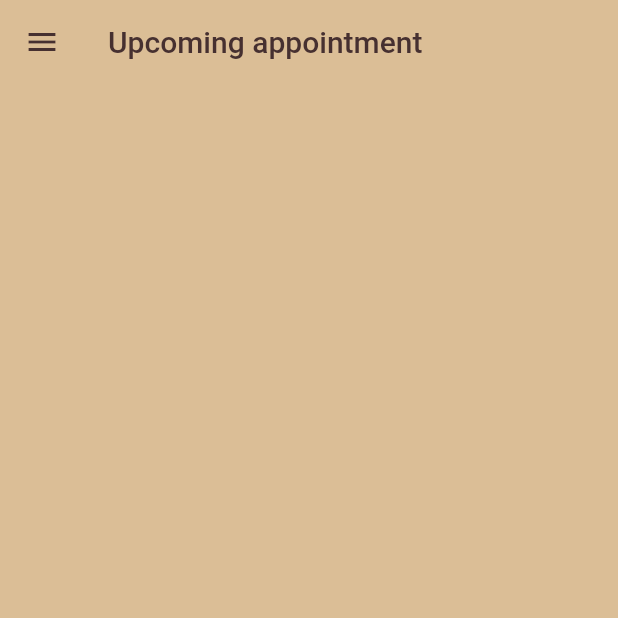
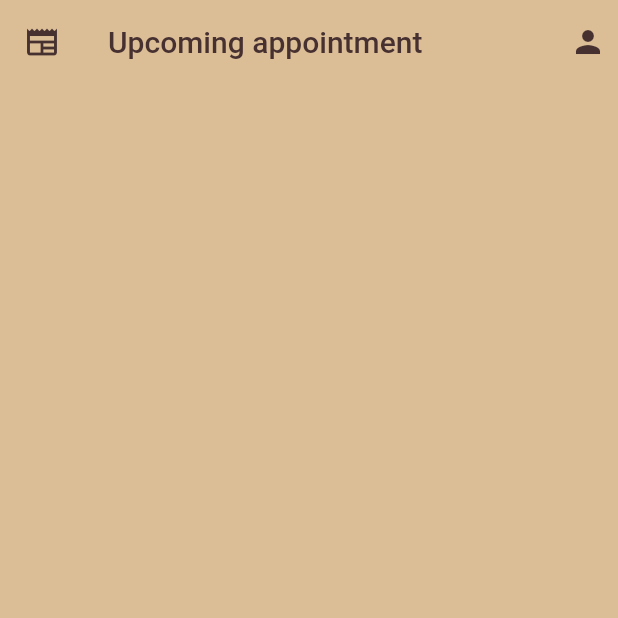
Before and after one commit to PatrickMisti/AlpinFreunde, a Flutter app: the screen it shows after launch, on a phone screen of 412 x 824 dp, the top half of it. Run offline on Flutter 3.47's test engine with Material 2 defaults, Android fonts, the phone set to English and light mode, and no system bars; drawn by our look-alikes of curved_navigation_bar; our stand-ins replace get_it, pin_code_fields, reactive_forms, rxdart, stacked; missing offline and left inert: catcher; generated files the repository leaves out were written again.

Commit message:
remove bottomnavi from all components add homescreen for appointments and news add bottomNavi to overview

```diff
--- a/alpin_frontend/lib/components/base_model.dart
+++ b/alpin_frontend/lib/components/base_model.dart
@@ -22,7 +22,7 @@ class BaseModel extends BaseViewModel with DisposableState {
     if (index == naviIndex) return;
 
     naviIndex = index;
-    Navigator.of(context).pushNamed(Config.bottomNaviConfig[index].value);
+    // Navigator.of(context).pushNamed(Config.bottomNaviConfig[index].value);
     setState();
   }
 
--- /dev/null
+++ b/alpin_frontend/lib/components/home_screen/home_screen_view.dart
@@ -0,0 +1,29 @@
+import 'package:alpin_frontend/services/language-provider/translation-service.dart';
+import 'package:flutter/material.dart';
+
+class HomeScreenView extends StatelessWidget {
+  const HomeScreenView({Key? key}) : super(key: key);
+
+  @override
+  Widget build(BuildContext context) {
+    return CustomScrollView(
+      slivers: [
+        SliverAppBar(
+          title: Text(translation(context).appointments),
+          leading: const Icon(Icons.newspaper),
+          actions: [
+            Container(
+              margin: EdgeInsets.all(8),
+              child: Icon(Icons.person),
+            )
+          ],
+        ),
+        SliverGrid(
+            gridDelegate: SliverGridDelegateWithMaxCrossAxisExtent(
+                maxCrossAxisExtent: 200),
+
+            delegate: SliverChildBuilderDelegate((context, index) => null),)
+      ],
+    );
+  }
+}
--- a/alpin_frontend/lib/components/overview/overview_model.dart
+++ b/alpin_frontend/lib/components/overview/overview_model.dart
@@ -1,10 +1,10 @@
-
 import 'package:alpin_frontend/components/base_model.dart';
+import 'package:alpin_frontend/config.dart';
 import 'package:flutter/widgets.dart';
 
 class OverviewModel extends BaseModel {
+  final List<Widget> screens = Config.overlayScreens;
+  OverviewModel(BuildContext _context) : super(_context) {}
 
-  OverviewModel(BuildContext _context):super(_context) {
 
-  }
 }
--- a/alpin_frontend/lib/components/overview/overview_view.dart
+++ b/alpin_frontend/lib/components/overview/overview_view.dart
@@ -2,8 +2,6 @@
 import 'package:alpin_frontend/components/overview/overview_model.dart';
 import 'package:alpin_frontend/config.dart';
 import 'package:alpin_frontend/model/widget/navigation_widget.dart';
-import 'package:alpin_frontend/routing.dart';
-import 'package:alpin_frontend/services/language-provider/translation-service.dart';
 import 'package:flutter/material.dart';
 import 'package:stacked/stacked.dart';
 
@@ -16,16 +14,7 @@ class OverviewView extends StatelessWidget {
         viewModelBuilder: () => OverviewModel(context),
         builder: (context, model, child) {
           return Scaffold(
-            drawer: DrawerWidget(
-                content: Config.drawerConfig(context),
-                actualRoute: RouterGenerator.overviewView),
-            appBar: AppBar(
-              title: Text(translation(context).appointments),
-            ),
-            body: CustomScrollView(
-              scrollDirection: Axis.vertical,
-              slivers: [],
-            ),
+            body: model.screens[model.naviIndex],
             bottomNavigationBar: BottomNavigationWidget(
               index: model.naviIndex,
               content: Config.bottomNaviConfig,
--- a/alpin_frontend/lib/components/settings/settings_view.dart
+++ b/alpin_frontend/lib/components/settings/settings_view.dart
@@ -80,11 +80,6 @@ class SettingsView extends StatelessWidget {
                 ],
               ),
             ),
-            bottomNavigationBar: BottomNavigationWidget(
-              index: model.naviIndex,
-              content: Config.bottomNaviConfig,
-              onTapFunc: model.changeIndexNavi,
-            ),
           );
         },
       );
--- a/alpin_frontend/lib/components/spendBeer/spend_beer_view.dart
+++ b/alpin_frontend/lib/components/spendBeer/spend_beer_view.dart
@@ -25,6 +25,7 @@ class SpendBeerView extends StatelessWidget {
               title: Text(translation(context).spendBeer),
             ),
             body: Column(
+              mainAxisAlignment: MainAxisAlignment.center,
               children: [
                 Container(
                   alignment: Alignment.center,
@@ -90,11 +91,6 @@ class SpendBeerView extends StatelessWidget {
                 )
               ],
             ),
-            bottomNavigationBar: BottomNavigationWidget(
-              index: model.naviIndex,
-              content: Config.bottomNaviConfig,
-              onTapFunc: model.changeIndexNavi,
-            ),
           );
         },
       );
--- a/alpin_frontend/lib/components/suggestion/suggestion_view.dart
+++ b/alpin_frontend/lib/components/suggestion/suggestion_view.dart
@@ -44,11 +44,6 @@ class SuggestionView extends StatelessWidget {
               ),
               replacement: const Center(child: CircularProgressIndicator()),
             ),
-            bottomNavigationBar: BottomNavigationWidget(
-              index: model.naviIndex,
-              content: Config.bottomNaviConfig,
-              onTapFunc: model.changeIndexNavi,
-            ),
           );
         },
       );
--- a/alpin_frontend/lib/config.dart
+++ b/alpin_frontend/lib/config.dart
@@ -1,3 +1,7 @@
+import 'package:alpin_frontend/components/home_screen/home_screen_view.dart';
+import 'package:alpin_frontend/components/settings/settings_view.dart';
+import 'package:alpin_frontend/components/spendBeer/spend_beer_view.dart';
+import 'package:alpin_frontend/components/suggestion/suggestion_view.dart';
 import 'package:alpin_frontend/routing.dart';
 import 'package:alpin_frontend/services/language-provider/translation-service.dart';
 import 'package:flutter/material.dart';
@@ -24,10 +28,18 @@ class Config {
       ];
 
   static List<MapEntry<IconData, String>> get bottomNaviConfig => [
-    MapEntry(Icons.home, RouterGenerator.overviewView),
+    MapEntry(Icons.home, ''),
     MapEntry(Icons.tour, RouterGenerator.suggestionView),
     MapEntry(Icons.add, ''),
     MapEntry(Icons.add_card, RouterGenerator.spendBeerView),
     MapEntry(Icons.settings, RouterGenerator.settingsView),
   ];
+
+  static List<Widget> get overlayScreens => [
+    HomeScreenView(),
+    SuggestionView(),
+    Container(),
+    SpendBeerView(),
+    SettingsView()
+  ];
 }
--- /dev/null
+++ b/alpin_frontend/lib/model/category.dart
@@ -0,0 +1,5 @@
+class Category {
+  final String name;
+
+  Category(this.name);
+}
--- a/alpin_frontend/lib/model/trip_suggestion.dart
+++ b/alpin_frontend/lib/model/trip_suggestion.dart
@@ -2,6 +2,7 @@
 import 'package:alpin_frontend/model/user.dart';
 
 class TripSuggestion {
+  final int id;
   final String websiteLink;
   final String title;
   final String description;
@@ -9,5 +10,5 @@ class TripSuggestion {
   final DateTime time;
   final User user;
 
-  TripSuggestion(this.websiteLink, this.title, this.description, this.publicShown, this.time, this.user);
+  TripSuggestion(this.id, this.websiteLink, this.title, this.description, this.publicShown, this.time, this.user);
 }
--- /dev/null
+++ b/alpin_frontend/lib/model/utility.dart
@@ -0,0 +1,6 @@
+class Utility {
+  final String name;
+  final bool isNeeded;
+
+  Utility(this.name, this.isNeeded);
+}
```
Also changed, not shown: alpin_frontend/lib/components/home_screen/home_screen_model.dart (added, +7 -0 lines), alpin_frontend/lib/model/trip_appointment.dart (added, +33 -0 lines), alpin_frontend/lib/utilities/mock/MockData.dart (+56 -6 lines), alpin_frontend/lib/widgets/appointment_widget.dart (added, +10 -0 lines).
